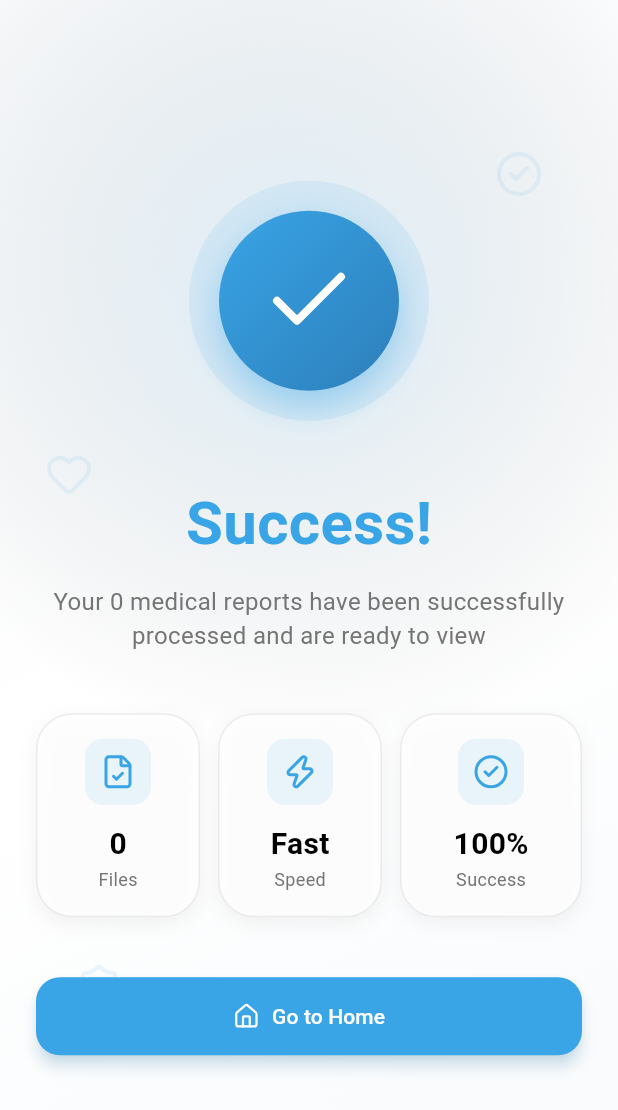
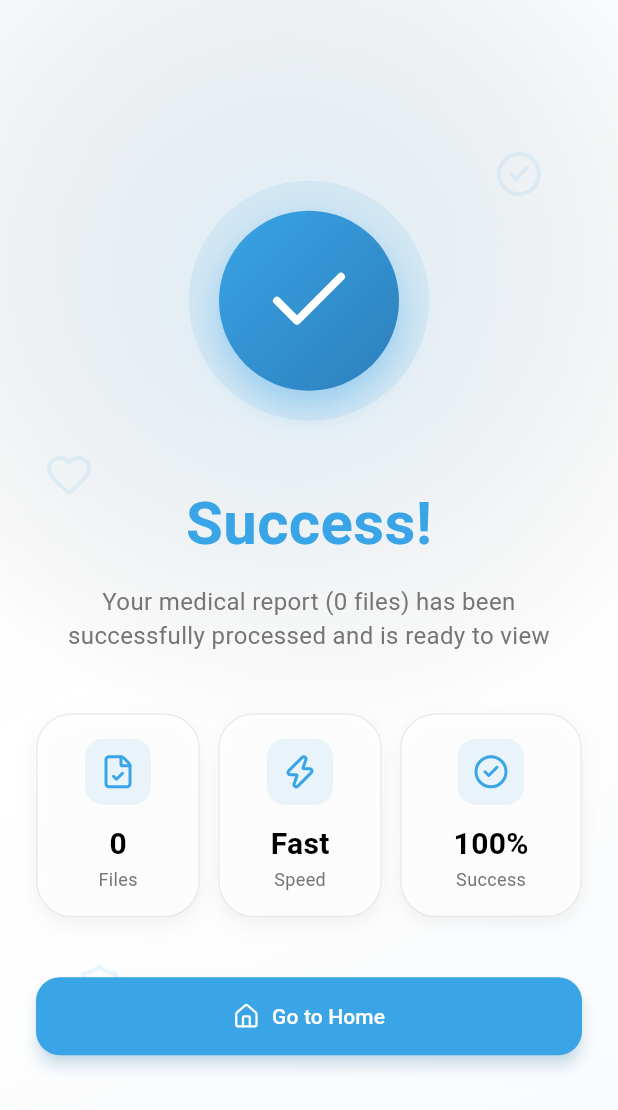
Before and after one commit to lamaRimawi/med_frontend, a Flutter app: the SuccessScreen screen opened directly with empty values, on a phone screen of 412 x 824 dp. Shown: the top 1110 px of the screen. Run offline on Flutter 3.47's test engine with Material 3 defaults, Android fonts, the phone set to English and light mode, and no system bars; drawn by our look-alikes of flutter_animate, toastification; our stand-ins replace device_info_plus, file_picker, firebase_auth, firebase_core, fl_chart, google_fonts and 11 more; missing offline and left inert: cunning_document_scanner, dart:html, dart:js_util, file_saver, flutter_facebook_auth, flutter_toast_notification and 2 more; accounts and stored records are empty; project files that could hold a hidden picture were left out.

Commit message:
feat: add success screen with animations and action buttons

```diff
--- a/lib/screens/success_screen.dart
+++ b/lib/screens/success_screen.dart
@@ -96,7 +96,9 @@ class _SuccessScreenState extends State<SuccessScreen> {
                           const SizedBox(height: 12),
 
                           Text(
-                            'Your ${widget.capturedItems.length} medical report${widget.capturedItems.length == 1 ? '' : 's have'} been successfully processed and are ready to view',
+                            widget.capturedItems.length == 1
+                                ? 'Your medical report has been successfully processed and is ready to view'
+                                : 'Your medical report (${widget.capturedItems.length} files) has been successfully processed and is ready to view',
                             textAlign: TextAlign.center,
                             style: TextStyle(
                               fontSize: 16,
```
